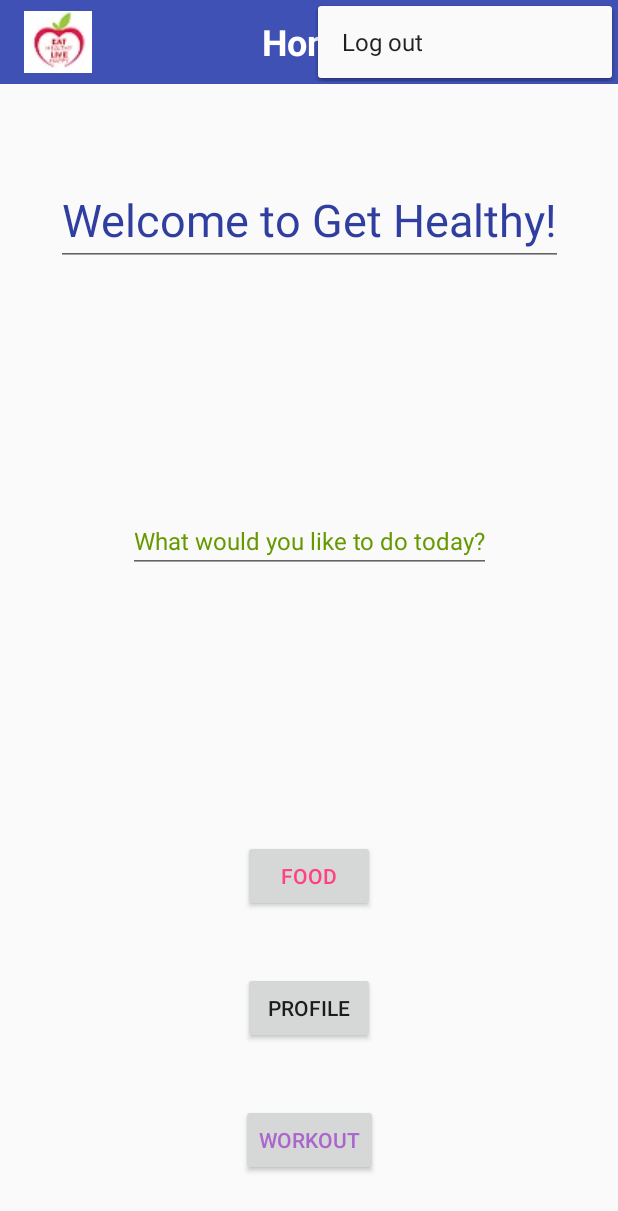
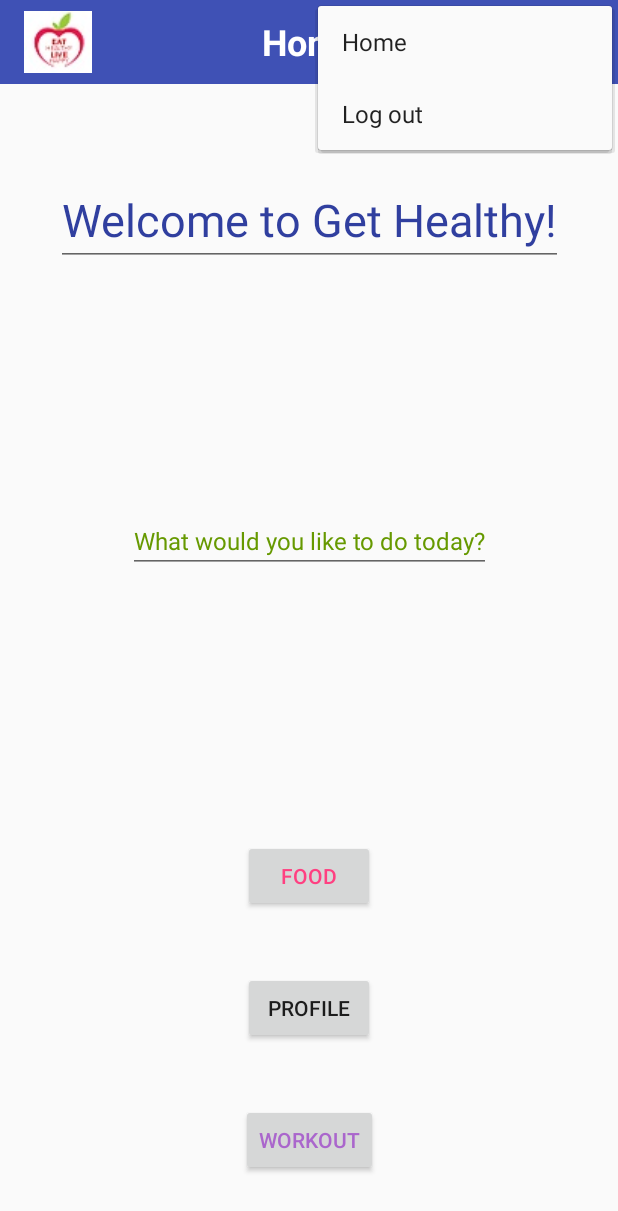
Before and after one commit to thuvuong/GetHealthyApplication, an Android app: the HomeActivity screen opened directly, with no data from a screen before it, with the options menu open, on a phone screen of 412 x 824 dp. Shown: the top 1211 px of the screen. Run offline under Robolectric (Android 15) with nearby library versions, the phone set to English and light mode, and no system bars.

Commit message:
Final version for Phase I

```diff
--- a/app/src/main/res/menu/my_menu.xml
+++ b/app/src/main/res/menu/my_menu.xml
@@ -5,8 +5,7 @@
     <item
         android:id="@+id/action_home"
         android:title="@string/menu_action_home"
-        android:visible="true"
-        app:showAsAction="always" />
+        app:showAsAction="collapseActionView" />
 
     <item
         android:id="@+id/action_log_out"
```
